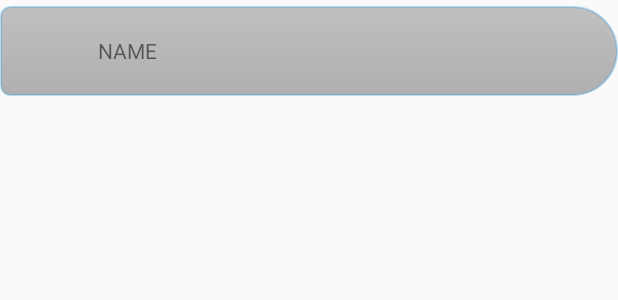
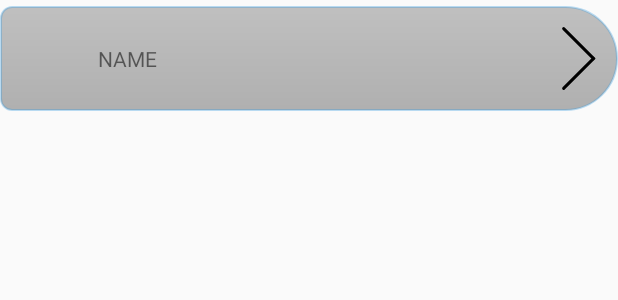
Before and after one commit to Turlough/AndroidTreeView, an Android app: the layout tree_view_header.xml on its own in the app's theme, with its tools: preview values and no code run, on a phone screen of 412 x 824 dp. Shown: the top 300 px of the screen. Run offline under Robolectric (Android 15) with nearby library versions, the phone set to English and light mode, and no system bars.

Commit message:
Added chevron for non-leaf nodes

```diff
--- a/app/src/main/java/net/overc/android/treeview/ViewModelAdapter.java
+++ b/app/src/main/java/net/overc/android/treeview/ViewModelAdapter.java
@@ -18,7 +18,7 @@ import java.util.List;
 import static rx.Observable.from;
 
 /**
- * Created by New User on 20/03/2017.
+ * Created by Turlough on 20/03/2017.
  */
 
 public class ViewModelAdapter extends RecyclerView.Adapter<ViewModelAdapter.PermissionHolder>{
@@ -70,6 +70,12 @@ public class ViewModelAdapter extends RecyclerView.Adapter<ViewModelAdapter.Perm
             holder.ivSelect.setBackgroundResource(R.drawable.ic_no_permissions);
             holder.header.setBackgroundResource(R.drawable.tree_view_item_name_drawable_not_pressed);
         }
+
+        if(model.isLeaf())
+            holder.ivChevron.setVisibility(View.GONE);
+        else
+            holder.ivChevron.setVisibility(View.VISIBLE);
+
     }
 
     @Override
@@ -114,6 +120,7 @@ public class ViewModelAdapter extends RecyclerView.Adapter<ViewModelAdapter.Perm
     static class PermissionHolder extends RecyclerView.ViewHolder {
 
         ImageView ivSelect;
+        ImageView ivChevron;
         TextView tvTitle;
         View rootView;
         RecyclerView lvChildren;
@@ -124,11 +131,12 @@ public class ViewModelAdapter extends RecyclerView.Adapter<ViewModelAdapter.Perm
             super(itemView);
             rootView = itemView;
             ivSelect = (ImageView) itemView.findViewById(R.id.iv_item_permissions);
+            ivChevron = (ImageView) itemView.findViewById(R.id.chevron);
             tvTitle = (TextView) itemView.findViewById(R.id.tv_item_permissions_title);
             lvChildren = (RecyclerView) itemView.findViewById(R.id.lv_permission_children);
             header = (RelativeLayout) itemView.findViewById(R.id.tree_view_header);
 
-            lvChildren.setHasFixedSize(false);
+            lvChildren.setHasFixedSize(true);
         }
     }
 
--- /dev/null
+++ b/app/src/main/res/drawable/chevron_right.xml
@@ -0,0 +1,36 @@
+<layer-list xmlns:android="http://schemas.android.com/apk/res/android" >
+    <item>
+        <shape>
+            <solid android:color="@android:color/transparent"/>
+            <size android:width="2dp" android:height="50dp"/>
+        </shape>
+    </item>
+
+    <item android:bottom="20dp">
+        <rotate
+            android:fromDegrees="-45"
+            android:toDegrees="45">
+            <shape android:shape="rectangle">
+                <solid android:color="@android:color/black"/>
+                <corners
+                    android:radius="1dp"
+                    android:bottomRightRadius="0dp"
+                    android:bottomLeftRadius="0dp"/>
+            </shape>
+        </rotate>
+    </item>
+
+    <item android:top="20dp">
+        <rotate
+            android:fromDegrees="45"
+            android:toDegrees="45">
+            <shape android:shape="rectangle">
+                <solid android:color="@android:color/black"/>
+                <corners
+                    android:radius="1dp"
+                    android:topRightRadius="0dp"
+                    android:topLeftRadius="0dp"/>
+            </shape>
+        </rotate>
+    </item>
+</layer-list>
--- a/app/src/main/res/layout/tree_view_header.xml
+++ b/app/src/main/res/layout/tree_view_header.xml
@@ -16,16 +16,27 @@
         android:layout_width="40dp"
         android:layout_height="40dp"
         android:clickable="false"
+        android:layout_centerVertical="true"
         android:padding="8dp"/>
 
     <TextView
         android:id="@+id/tv_item_permissions_title"
-        android:layout_width="match_parent"
+        android:layout_width="wrap_content"
         android:layout_height="wrap_content"
         android:layout_centerVertical="true"
-
         android:layout_toEndOf="@id/iv_item_permissions"
         android:paddingStart="15dp"
         android:text="NAME"/>
 
+    <ImageView
+        android:id="@+id/chevron"
+        android:layout_width="wrap_content"
+        android:layout_height="wrap_content"
+        android:layout_alignParentEnd="true"
+        android:layout_centerVertical="true"
+        android:paddingEnd="15dp"
+        android:scaleType="fitEnd"
+        android:layout_toEndOf="@id/tv_item_permissions_title"
+        android:src="@drawable/chevron_right" />
+
 </RelativeLayout>
```
